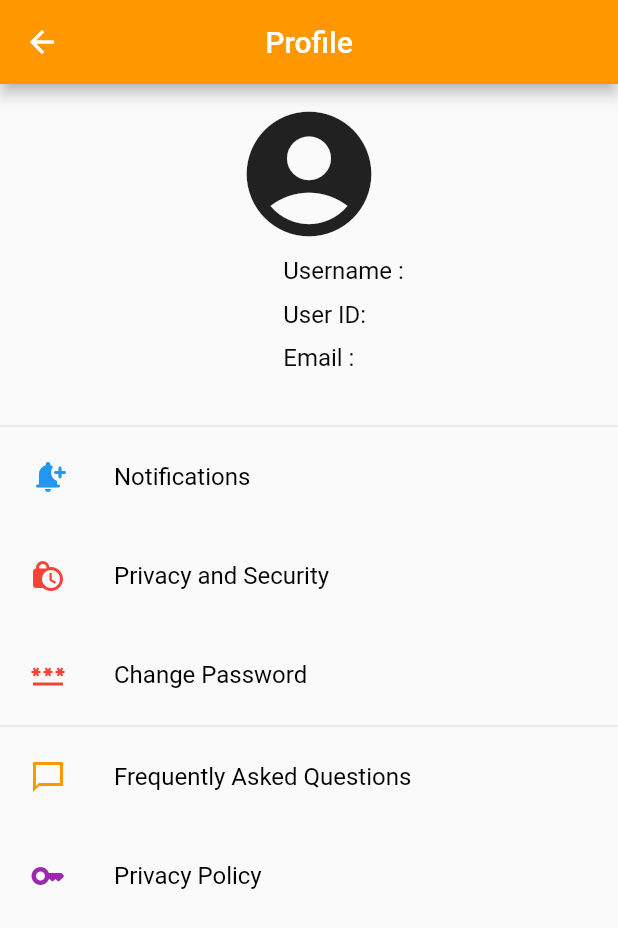
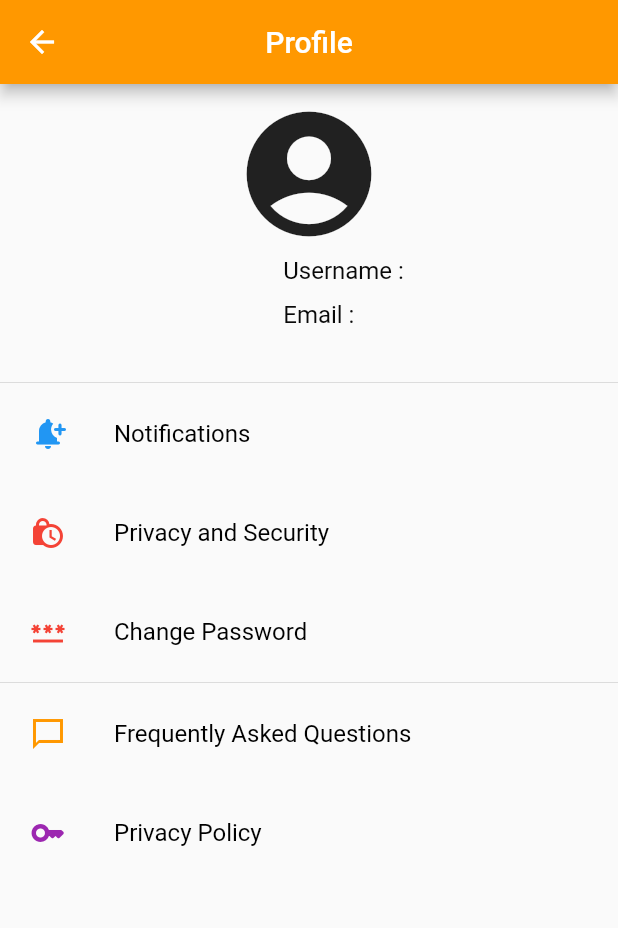
Before and after one commit to Sumeshstha/friendly_chats, a Flutter app: the ProfilePage screen opened directly with empty values, on a phone screen of 412 x 824 dp. Shown: the top 928 px of the screen. Run offline on Flutter 3.47's test engine with Material 2 defaults, Android fonts, the light colour scheme and no system bars; our stand-ins replace cloud_firestore, firebase_auth, firebase_core, shared_preferences; missing offline and left inert: dart:html, dart:js_util; accounts and stored records are empty.

Commit message:
uid removed

```diff
--- a/lib/pages/ProfilePage.dart
+++ b/lib/pages/ProfilePage.dart
@@ -68,10 +68,6 @@ class _ProfilePageState extends State<ProfilePage> {
                                   ),
 
                               const SizedBox(height:10),
-                              Text("User ID: ${widget.userId}", style: const TextStyle(
-                      color: Color.fromARGB(255, 9, 9, 9),
-                      fontSize: 16,)),
-                              const SizedBox(height: 10),
                               Text(
                     'Email : ${widget.userEmail}',
                     style: const TextStyle(
```
